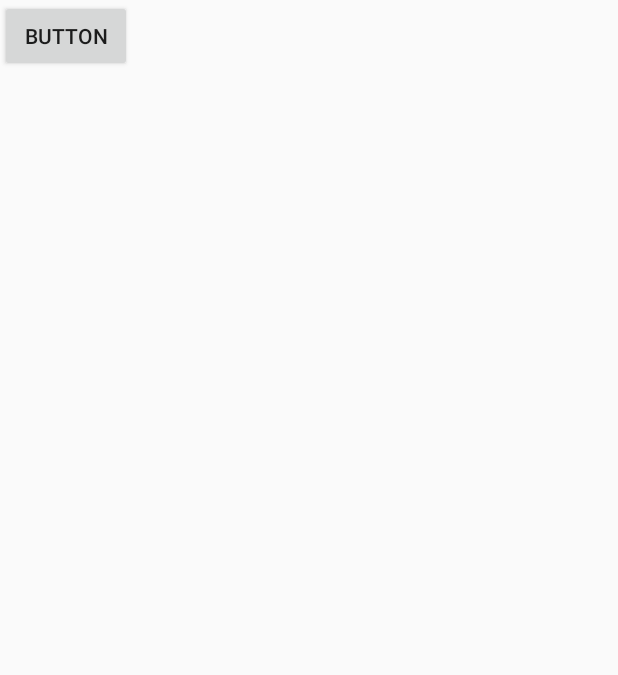
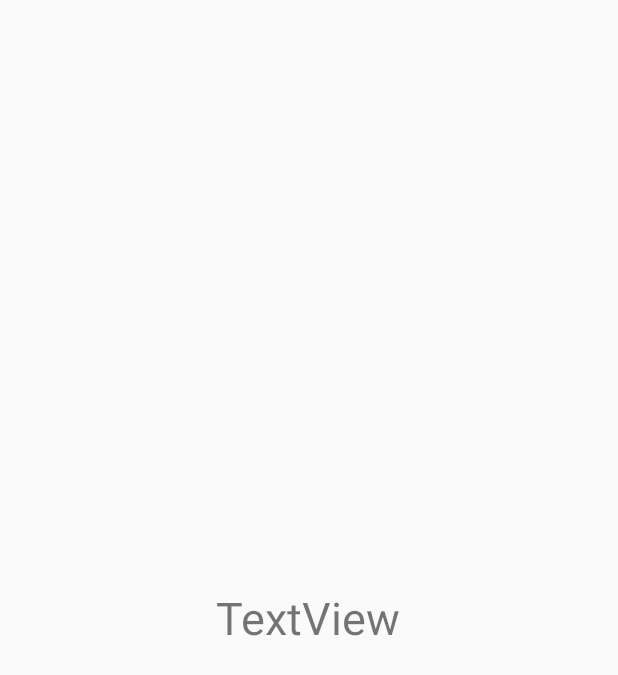
Before and after one commit to maxgoroshko/SignUpForm_Lab2, an Android app: the layout activity_sign_up_hello.xml on its own in the app's theme, with its tools: preview values and no code run, on a phone screen of 412 x 824 dp. Shown: the top 675 px of the screen. Run offline under Robolectric (Android 15) with nearby library versions, the phone set to English and light mode, and no system bars.

Commit message:
Completed SignUp App

```diff
--- a/app/src/main/java/edu/temple/signupform/FormActivity.java
+++ b/app/src/main/java/edu/temple/signupform/FormActivity.java
@@ -67,12 +67,12 @@ public class FormActivity extends AppCompatActivity {
             Toast.makeText(this, "You have to fill up all the fields", Toast.LENGTH_SHORT).show();
         }
 
-        if (!isEmail(email))
+        else if (!isEmail(email))
         {
             email.setError("Invalid email");
         }
 
-        if (!isPassword(password,rePassword))
+        else if (!isPassword(password,rePassword))
         {
             Toast.makeText(this, "Passwords don't match", Toast.LENGTH_SHORT).show();
         }
--- a/app/src/main/res/layout/activity_sign_up_hello.xml
+++ b/app/src/main/res/layout/activity_sign_up_hello.xml
@@ -1,16 +1,17 @@
 <?xml version="1.0" encoding="utf-8"?>
-<androidx.constraintlayout.widget.ConstraintLayout xmlns:android="http://schemas.android.com/apk/res/android"
+<RelativeLayout xmlns:android="http://schemas.android.com/apk/res/android"
     xmlns:app="http://schemas.android.com/apk/res-auto"
     xmlns:tools="http://schemas.android.com/tools"
     android:layout_width="match_parent"
     android:layout_height="match_parent"
     tools:context=".SignUpHello">
 
-    <Button
-        android:id="@+id/button"
-        android:layout_width="wrap_content"
-        android:layout_height="wrap_content"
-        android:text="Button"
-        tools:layout_editor_absoluteX="154dp"
-        tools:layout_editor_absoluteY="347dp" />
-</androidx.constraintlayout.widget.ConstraintLayout>
+    <TextView
+        android:id="@+id/textView"
+        android:layout_width="370dp"
+        android:layout_height="match_parent"
+        android:layout_marginStart="20dp"
+        android:gravity="center"
+        android:text="TextView"
+        android:textSize="30sp" />
+</RelativeLayout>
```
Also changed, not shown: app/src/main/java/edu/temple/signupform/SignUpHello.java (+5 -8 lines).
